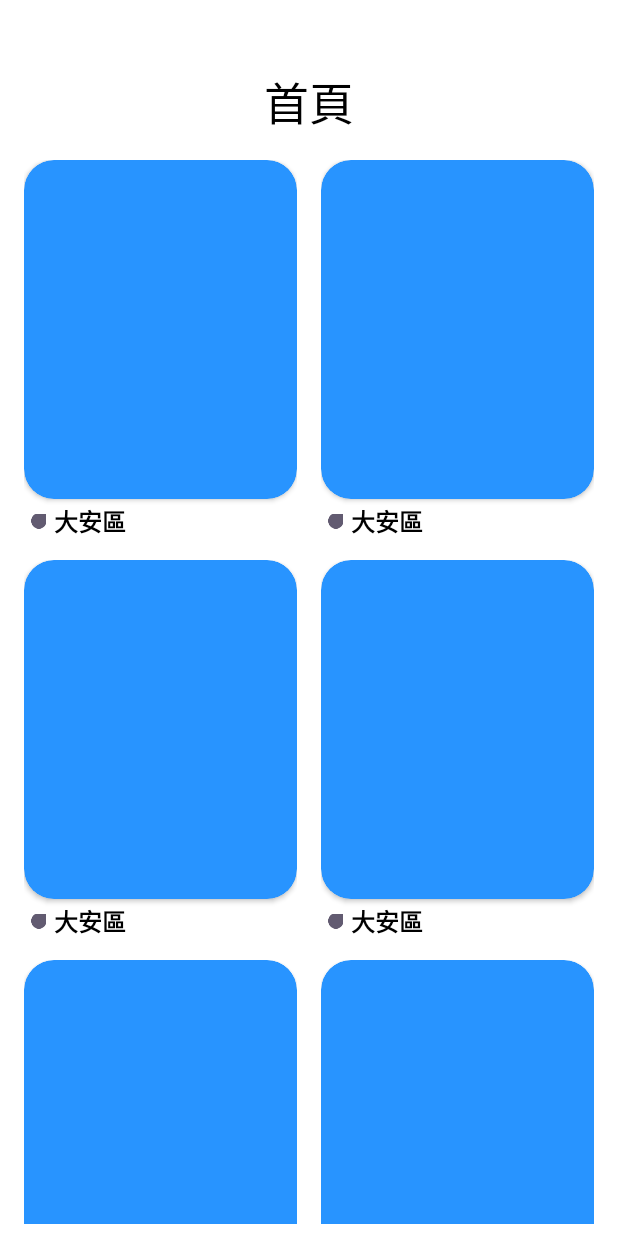
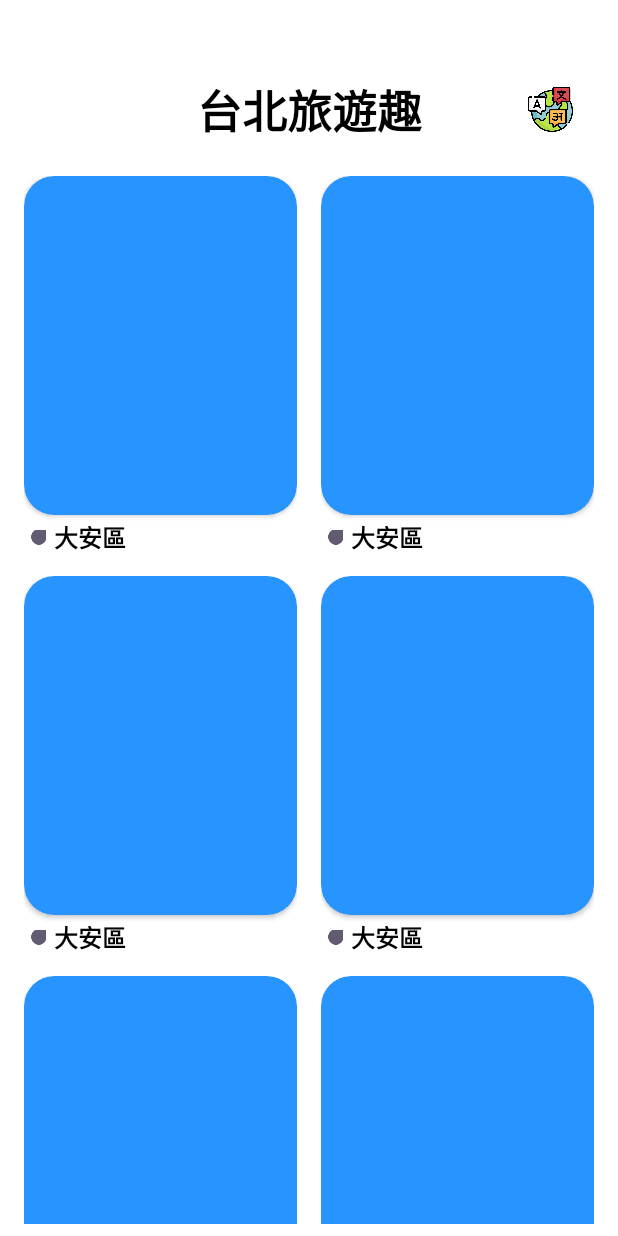
Before and after one commit to h160799/wistron_interview, an Android app: the screen it shows after launch (MainActivity), on a phone screen of 412 x 824 dp. Run offline under Robolectric (Android 15) with nearby library versions, the phone set to English and light mode, and no system bars.

Commit message:
add 'change languages' alertDialog

```diff
--- a/app/src/main/java/com/example/wistron_interview/home/HomeFragment.kt
+++ b/app/src/main/java/com/example/wistron_interview/home/HomeFragment.kt
@@ -1,11 +1,13 @@
 package com.example.wistron_interview.home
 
+import android.app.AlertDialog
 import android.os.Bundle
 import android.view.LayoutInflater
 import android.view.View
 import android.view.ViewGroup
 import androidx.recyclerview.widget.RecyclerView
 import com.example.wistron_interview.BaseFragment
+import com.example.wistron_interview.R
 import com.example.wistron_interview.databinding.FragmentHomeBinding
 
 
@@ -28,8 +30,17 @@ class HomeFragment : BaseFragment() {
         val adapter= DistrictAdapter(listOf(""))
         recyclerView.adapter = adapter
         adapter.notifyDataSetChanged()
+
+        binding.languagesChange.setOnClickListener {
+            androidx.appcompat.app.AlertDialog.Builder(requireContext())
+                .setTitle(R.string.languages_choose)
+                .setCancelable(false)
+                .setPositiveButton(R.string.ok) { _, _ ->
+                }
+                .show()
+        }
+
     }
-
     override fun onResume() {
         super.onResume()
         showLoader(View.GONE)
--- a/app/src/main/res/layout/fragment_home.xml
+++ b/app/src/main/res/layout/fragment_home.xml
@@ -11,27 +11,31 @@
         android:id="@+id/toolbar"
         android:layout_width="match_parent"
         android:layout_height="wrap_content"
+        android:layout_marginTop="@dimen/status_bar_height"
         android:minHeight="?android:actionBarSize"
         app:layout_constraintTop_toTopOf="parent">
 
-        <androidx.constraintlayout.widget.ConstraintLayout
+        <TextView
+            android:id="@+id/toolbarTitle"
             android:layout_width="wrap_content"
             android:layout_height="wrap_content"
             android:layout_gravity="center"
-            android:layout_marginTop="@dimen/status_bar_height">
+            android:text="台北旅遊趣"
+            android:textColor="@android:color/black"
+            android:textSize="30sp"
+            android:textStyle="bold"
+            app:layout_constraintEnd_toEndOf="parent"
+            app:layout_constraintStart_toStartOf="parent"
+            app:layout_constraintTop_toTopOf="parent" />
 
-            <TextView
-                android:id="@+id/toolbarTitle"
-                android:layout_width="wrap_content"
-                android:layout_height="wrap_content"
-                android:text="首頁"
-                android:textColor="@android:color/black"
-                android:textSize="30sp"
-                app:layout_constraintEnd_toEndOf="parent"
-                app:layout_constraintStart_toStartOf="parent"
-                app:layout_constraintTop_toTopOf="parent" />
+        <ImageView
+            android:id="@+id/languages_change"
+            android:layout_width="30dp"
+            android:layout_height="30dp"
+            android:layout_gravity="end"
+            android:layout_marginEnd="30dp"
+            android:src="@drawable/languages_change" />
 
-        </androidx.constraintlayout.widget.ConstraintLayout>
     </androidx.appcompat.widget.Toolbar>
 
     <androidx.recyclerview.widget.RecyclerView
@@ -39,13 +43,13 @@
         android:layout_width="0dp"
         android:layout_height="0dp"
         android:padding="8dp"
+        app:layoutManager="androidx.recyclerview.widget.StaggeredGridLayoutManager"
+        app:layout_constraintBottom_toBottomOf="parent"
+        app:layout_constraintEnd_toEndOf="parent"
+        app:layout_constraintStart_toStartOf="parent"
         app:layout_constraintTop_toBottomOf="@id/toolbar"
-        app:layout_constraintStart_toStartOf="parent"
-        app:layout_constraintEnd_toEndOf="parent"
-        app:layout_constraintBottom_toBottomOf="parent"
-        app:layoutManager="androidx.recyclerview.widget.StaggeredGridLayoutManager"
         app:spanCount="2"
-        tools:listitem="@layout/item_district"/>
+        tools:listitem="@layout/item_district" />
 
 
 </androidx.constraintlayout.widget.ConstraintLayout>
--- a/app/src/main/res/values/strings.xml
+++ b/app/src/main/res/values/strings.xml
@@ -1,3 +1,8 @@
 <resources>
     <string name="app_name">wistron_interview</string>
+    <string name="languages_choose">選擇語系</string>
+    <string name="ok">確定</string>
+
+
+
 </resources>
```
Also changed, not shown: app/src/main/res/drawable/languages_change.png (added).
